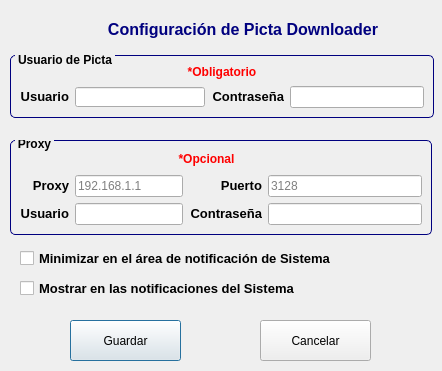
This is configuration.ui in oleksis/picta-dl-gui as Qt 5 draws it before an edit. The edited form follows.
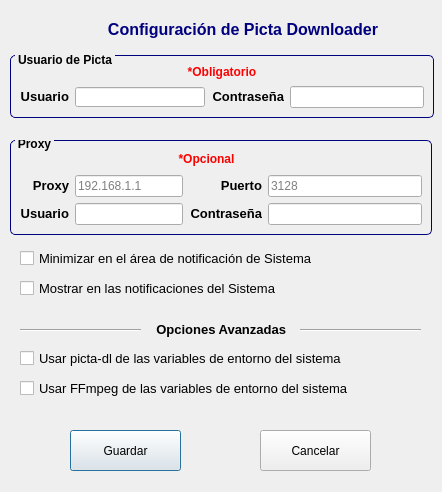
This is the edited form. Icons and pictures are not drawn.

Commit message: Check picta-dl and ffmpeg to the PATH environment variable

```diff
--- a/configuration.ui
+++ b/configuration.ui
@@ -7,13 +7,13 @@
     <x>0</x>
     <y>0</y>
     <width>442</width>
-    <height>371</height>
+    <height>492</height>
    </rect>
   </property>
   <property name="maximumSize">
    <size>
     <width>450</width>
-    <height>392</height>
+    <height>492</height>
    </size>
   </property>
   <property name="windowTitle">
@@ -326,7 +326,7 @@
    <property name="geometry">
     <rect>
      <x>260</x>
-     <y>320</y>
+     <y>430</y>
      <width>111</width>
      <height>41</height>
     </rect>
@@ -345,7 +345,7 @@
    <property name="geometry">
     <rect>
      <x>70</x>
-     <y>320</y>
+     <y>430</y>
      <width>111</width>
      <height>41</height>
     </rect>
@@ -362,7 +362,7 @@
     <rect>
      <x>20</x>
      <y>250</y>
-     <width>331</width>
+     <width>301</width>
      <height>17</height>
     </rect>
    </property>
@@ -371,7 +371,7 @@
    </property>
    <property name="styleSheet">
     <string notr="true">font-size:10pt;
-font-weight:600;</string>
+font-weight:400;</string>
    </property>
    <property name="text">
     <string>Minimizar en el área de notificación de Sistema</string>
@@ -382,7 +382,7 @@
     <rect>
      <x>20</x>
      <y>280</y>
-     <width>291</width>
+     <width>261</width>
      <height>17</height>
     </rect>
    </property>
@@ -391,12 +391,94 @@
    </property>
    <property name="styleSheet">
     <string notr="true">font-size:10pt;
-font-weight:600;</string>
+font-weight:400;</string>
    </property>
    <property name="text">
     <string>Mostrar en las notificaciones del Sistema</string>
    </property>
   </widget>
+  <widget class="Line" name="line">
+   <property name="geometry">
+    <rect>
+     <x>300</x>
+     <y>320</y>
+     <width>121</width>
+     <height>20</height>
+    </rect>
+   </property>
+   <property name="orientation">
+    <enum>Qt::Horizontal</enum>
+   </property>
+  </widget>
+  <widget class="QLabel" name="lbl_AvanOpt">
+   <property name="geometry">
+    <rect>
+     <x>145</x>
+     <y>320</y>
+     <width>141</width>
+     <height>20</height>
+    </rect>
+   </property>
+   <property name="text">
+    <string>&lt;html&gt;&lt;head/&gt;&lt;body&gt;&lt;p&gt;&lt;span style=&quot; font-size:10pt; font-weight:600;&quot;&gt;Opciones Avanzadas&lt;/span&gt;&lt;/p&gt;&lt;/body&gt;&lt;/html&gt;</string>
+   </property>
+   <property name="alignment">
+    <set>Qt::AlignRight|Qt::AlignTrailing|Qt::AlignVCenter</set>
+   </property>
+  </widget>
+  <widget class="QCheckBox" name="checkEnvPictadl">
+   <property name="geometry">
+    <rect>
+     <x>20</x>
+     <y>350</y>
+     <width>331</width>
+     <height>17</height>
+    </rect>
+   </property>
+   <property name="toolTip">
+    <string>&lt;html&gt;&lt;head/&gt;&lt;body&gt;&lt;p align=&quot;center&quot;&gt;&lt;span style=&quot; font-size:10pt; font-weight:600; color:#e80707;&quot;&gt;Usar picta-dl de las variables de entorno del sistema&lt;/span&gt;&lt;br/&gt;&lt;br/&gt;&lt;span style=&quot; font-size:10pt; color:#000000;&quot;&gt;Una &lt;b&gt;variable de entorno&lt;/b&gt; es una cadena de texto que los sistemas operativos como Windows, Linux o Mac usan para almacenar valores, en este caso seria el PATH o camino donde esta el binario ejecutable de picta-dl, por tanto si selecciona esta opción es que ya ud. tiene declara esta variable y no necesita el picta-dl que viene por defecto en la GUI. &lt;/span&gt;&lt;br/&gt;&lt;span style=&quot; font-size:10pt; font-weight:600; color:#000000;&quot;&gt;NOTA&lt;/span&gt;&lt;span style=&quot; font-size:10pt; color:#000000;&quot;&gt;: ¡Si no tiene configurada esa variable de entorno en el sistema no marque esta opción o tendrá problemas al usar la aplicación!&lt;/span&gt;&lt;/p&gt;&lt;/body&gt;&lt;/html&gt;</string>
+   </property>
+   <property name="styleSheet">
+    <string notr="true">font-size:10pt;
+font-weight:400;</string>
+   </property>
+   <property name="text">
+    <string>Usar picta-dl de las variables de entorno del sistema</string>
+   </property>
+  </widget>
+  <widget class="Line" name="line_2">
+   <property name="geometry">
+    <rect>
+     <x>20</x>
+     <y>320</y>
+     <width>121</width>
+     <height>20</height>
+    </rect>
+   </property>
+   <property name="orientation">
+    <enum>Qt::Horizontal</enum>
+   </property>
+  </widget>
+  <widget class="QCheckBox" name="checkEnvFFmpeg">
+   <property name="geometry">
+    <rect>
+     <x>20</x>
+     <y>380</y>
+     <width>331</width>
+     <height>17</height>
+    </rect>
+   </property>
+   <property name="toolTip">
+    <string>&lt;html&gt;&lt;head/&gt;&lt;body&gt;&lt;p align=&quot;center&quot;&gt;&lt;span style=&quot; font-size:10pt; font-weight:600; color:#e80707;&quot;&gt;Usar FFmpeg de las variables de entorno del sistema&lt;/span&gt;&lt;br/&gt;&lt;br/&gt;&lt;span style=&quot; font-size:10pt; color:#000000;&quot;&gt;Una &lt;b&gt;variable de entorno&lt;/b&gt; es una cadena de texto que los sistemas operativos como Windows, Linux o Mac usan para almacenar valores, en este caso seria el PATH o camino donde esta el binario ejecutable de FFmpeg, por tanto si selecciona esta opción es que ya ud. tiene declara esta variable y no necesita el FFmpeg que viene por defecto en la GUI.&lt;/span&gt;&lt;br/&gt;&lt;span style=&quot; font-size:10pt; font-weight:600; color:#000000;&quot;&gt;NOTA&lt;/span&gt;&lt;span style=&quot; font-size:10pt; color:#000000;&quot;&gt;: ¡Si no tiene configurada esa variable de entorno en el sistema no marque esta opción o tendrá problemas al usar la aplicación!&lt;/span&gt;&lt;/p&gt;&lt;/body&gt;&lt;/html&gt;</string>
+   </property>
+   <property name="styleSheet">
+    <string notr="true">font-size:10pt;
+font-weight:400;</string>
+   </property>
+   <property name="text">
+    <string>Usar FFmpeg de las variables de entorno del sistema</string>
+   </property>
+  </widget>
  </widget>
  <tabstops>
   <tabstop>lnEdit_user_picta</tabstop>
```
The commit also changes 5 other files.
